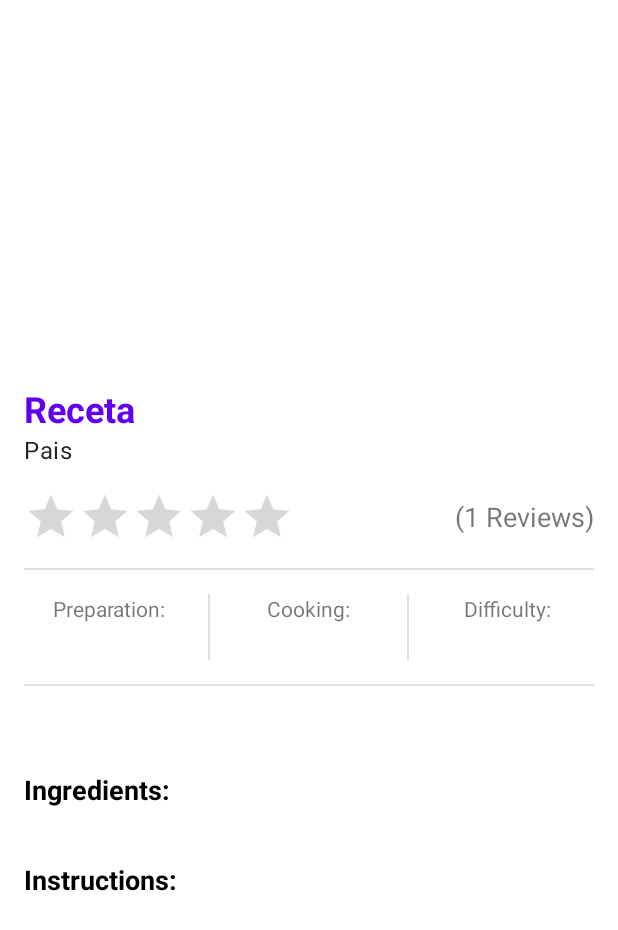
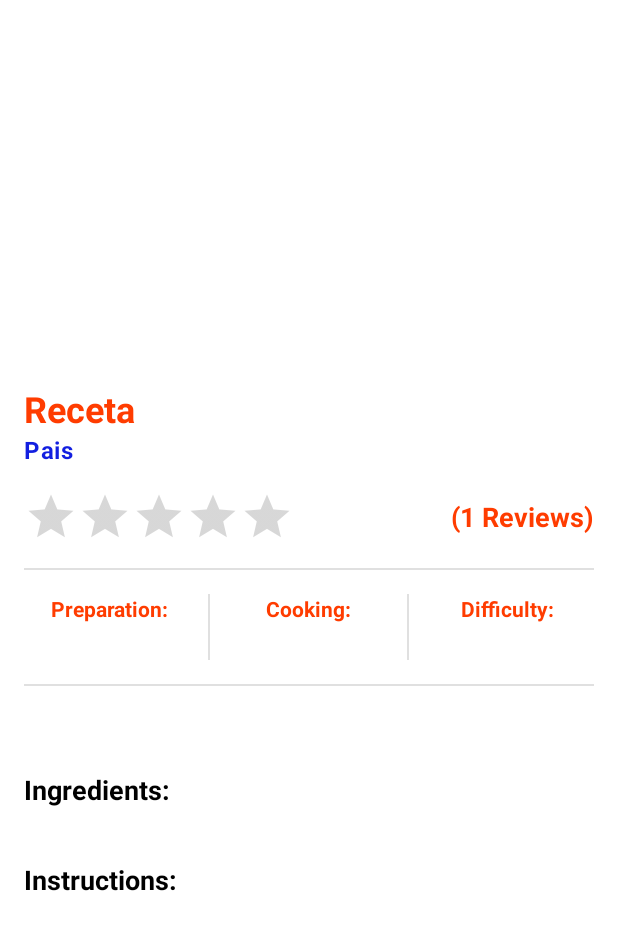
Before and after one commit to Ivanrp7/RECIPES, an Android app: the DetailActivity screen opened directly, with no data from a screen before it, on a phone screen of 412 x 824 dp. Shown: the top 930 px of the screen. Run offline under Robolectric (Android 15) with nearby library versions, the phone set to English and light mode, and no system bars; our stand-ins replace Picasso; network calls fail; pictures from the network do not load; 12 statements that could not run were skipped.

Commit message:
colors add

```diff
--- a/app/src/main/res/layout/activity_detail.xml
+++ b/app/src/main/res/layout/activity_detail.xml
@@ -39,7 +39,7 @@
                     android:layout_height="wrap_content"
                     android:text="Receta"
                     android:textAppearance="?attr/textAppearanceHeadline5"
-                    android:textColor="@color/design_default_color_primary"
+                    android:textColor="@color/title"
                     android:textStyle="bold" />
 
                 <TextView
@@ -47,7 +47,9 @@
                     android:layout_width="match_parent"
                     android:layout_height="wrap_content"
                     android:text="Pais"
-                    android:textAppearance="?attr/textAppearanceBody1" />
+                    android:textColor="@color/country"
+                    android:textAppearance="?attr/textAppearanceBody1"
+                    android:textStyle="bold"/>
 
                 <LinearLayout
                     android:layout_width="match_parent"
@@ -76,7 +78,9 @@
                         android:layout_width="wrap_content"
                         android:layout_height="wrap_content"
                         android:text="(1 Reviews)"
-                        android:textSize="18sp"/>
+                        android:textSize="18sp"
+                        android:textStyle="bold"
+                        android:textColor="@color/title"/>
 
                 </LinearLayout>
 
@@ -99,7 +103,9 @@
                         <TextView
                             android:layout_width="wrap_content"
                             android:layout_height="wrap_content"
-                            android:text="Preparation:" />
+                            android:text="Preparation:"
+                            android:textColor="@color/title"
+                            android:textStyle="bold"/>
 
                         <TextView
                             android:id="@+id/prepTimeTextView"
@@ -107,7 +113,8 @@
                             android:layout_height="wrap_content"
                             android:textSize="18sp"
                             android:textStyle="bold"
-                            tools:text="15 min" />
+                            tools:text="15 min"
+                            android:textColor="@color/country"/>
 
                     </LinearLayout>
 
@@ -126,7 +133,9 @@
                         <TextView
                             android:layout_width="wrap_content"
                             android:layout_height="wrap_content"
-                            android:text="Cooking:" />
+                            android:text="Cooking:"
+                            android:textColor="@color/title"
+                            android:textStyle="bold"/>
 
 
                         <TextView
@@ -135,7 +144,8 @@
                             android:layout_height="wrap_content"
                             android:textSize="18sp"
                             android:textStyle="bold"
-                            tools:text="30 min" />
+                            tools:text="30 min"
+                            android:textColor="@color/country"/>
 
                     </LinearLayout>
 
@@ -154,7 +164,9 @@
                         <TextView
                             android:layout_width="wrap_content"
                             android:layout_height="wrap_content"
-                            android:text="Difficulty:" />
+                            android:text="Difficulty:"
+                            android:textColor="@color/title"
+                            android:textStyle="bold"/>
 
                         <TextView
                             android:id="@+id/difficultyTextView"
@@ -162,7 +174,8 @@
                             android:layout_height="wrap_content"
                             android:textSize="18sp"
                             android:textStyle="bold"
-                            tools:text="Easy" />
+                            tools:text="Easy"
+                            android:textColor="@color/country"/>
 
                     </LinearLayout>
 
@@ -178,7 +191,9 @@
                     android:layout_height="wrap_content"
                     android:layout_marginTop="16dp"
                     tools:text="Recipe for 4 servings"
-                    android:textSize="18sp" />
+                    android:textSize="18sp"
+                    android:textColor="@color/title"
+                    android:textStyle="bold"/>
 
                 <LinearLayout
                     android:layout_width="match_parent"
@@ -198,7 +213,8 @@
                         android:id="@+id/ingredientsTextView"
                         android:layout_width="match_parent"
                         android:layout_height="wrap_content"
-                        tools:text="Pizza dough,\nTomato sauce,\nFresh mozzarella cheese,\nFresh basil leaves,\nOlive oil,\nSalt and pepper to taste" />
+                        tools:text="Pizza dough,\nTomato sauce,\nFresh mozzarella cheese,\nFresh basil leaves,\nOlive oil,\nSalt and pepper to taste"
+                        android:textColor="@color/ingredients"/>
 
                 </LinearLayout>
 
@@ -207,7 +223,8 @@
                     android:layout_height="wrap_content"
                     android:layout_marginTop="16dp"
                     android:layout_marginBottom="16dp"
-                    android:orientation="vertical">
+                    android:orientation="vertical"
+                    >
 
                     <TextView
                         android:layout_width="wrap_content"
@@ -221,7 +238,8 @@
                         android:id="@+id/instructionsTextView"
                         android:layout_width="match_parent"
                         android:layout_height="wrap_content"
-                        tools:text="Pizza dough,\nTomato sauce,\nFresh mozzarella cheese,\nFresh basil leaves,\nOlive oil,\nSalt and pepper to taste" />
+                        tools:text="Pizza dough,\nTomato sauce,\nFresh mozzarella cheese,\nFresh basil leaves,\nOlive oil,\nSalt and pepper to taste"
+                        android:textColor="@color/ingredients" />
 
                 </LinearLayout>
 
--- a/app/src/main/res/values/colors.xml
+++ b/app/src/main/res/values/colors.xml
@@ -1,7 +1,10 @@
 <?xml version="1.0" encoding="utf-8"?>
 <resources>
     <color name="purple_200">#FFBB86FC</color>
-    <color name="purple_500">#EE0000</color>
+    <!-- menu color -->
+
+    <color name="purple_500">#FF3C00</color>
+
     <color name="purple_700">#FF3700B3</color>
     <color name="teal_200">#FF03DAC5</color>
     <color name="teal_700">#FF018786</color>
@@ -15,4 +18,12 @@
     <color name="easy_color">#FFC107</color>
     <color name="medium_color">#FF5722</color>
     <color name="hard_color">#80FF0D00</color>
+    <color name="title">#FF3C00</color>
+    <color name="country">#121FE0</color>
+    <color name="ingredients">#494848</color>
+    <color name="background">#9E9C9C</color>
+
+
+
+
 </resources>
```
Also changed, not shown: app/src/main/res/layout/item_recipe.xml (+18 -6 lines).
